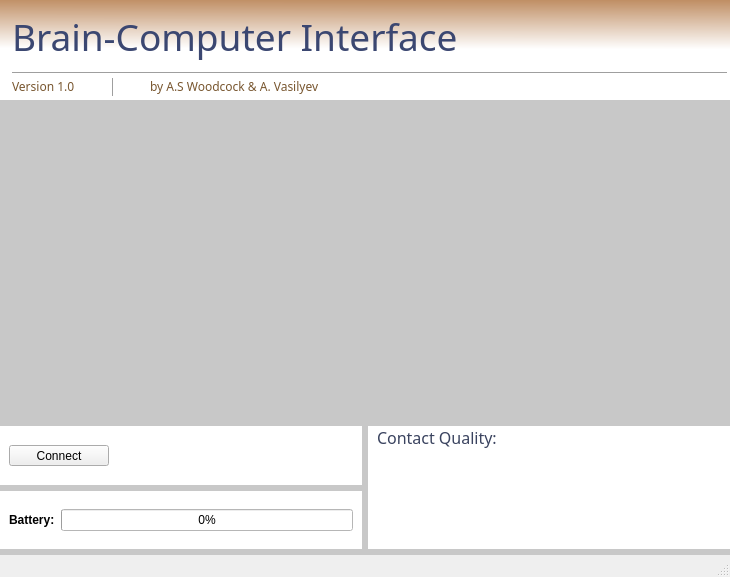
Above: mainwindow.ui from Alex0125698/BCI before the change. Below: the same form after it.
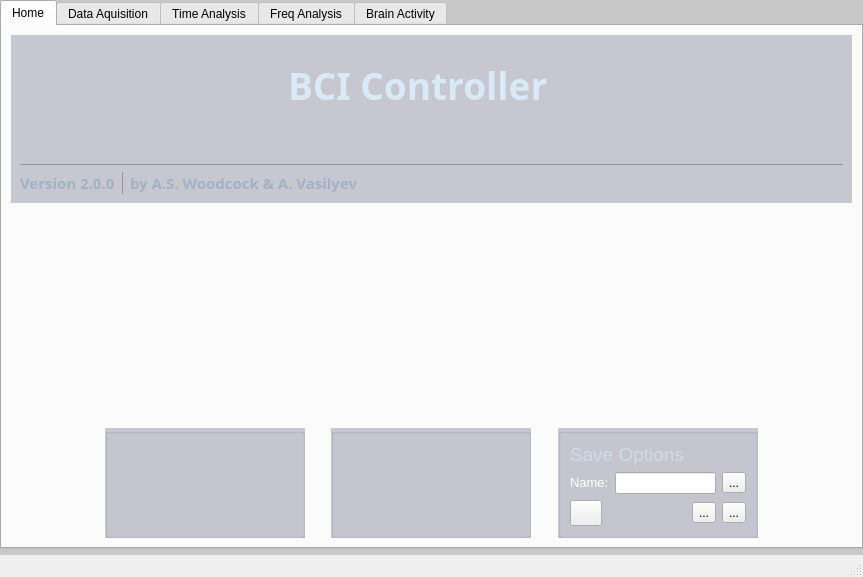
That is the form after the change. Icons and pictures are not drawn. Custom widgets are drawn as their Qt base class.

```diff
--- a/mainwindow.ui
+++ b/mainwindow.ui
@@ -6,10 +6,13 @@
    <rect>
     <x>0</x>
     <y>0</y>
-    <width>730</width>
+    <width>863</width>
     <height>577</height>
    </rect>
   </property>
+  <property name="contextMenuPolicy">
+   <enum>Qt::DefaultContextMenu</enum>
+  </property>
   <property name="windowTitle">
    <string>MainWindow</string>
   </property>
@@ -19,7 +22,7 @@
 background-color: rgb(200, 200, 200);
 }</string>
    </property>
-   <layout class="QVBoxLayout" name="verticalLayout_4" stretch="0,1,0">
+   <layout class="QVBoxLayout" name="verticalLayout_4" stretch="0">
     <property name="leftMargin">
      <number>0</number>
     </property>
@@ -33,134 +36,81 @@
      <number>6</number>
     </property>
     <item>
-     <widget class="QWidget" name="wtitle" native="true">
-      <property name="sizePolicy">
-       <sizepolicy hsizetype="Minimum" vsizetype="Minimum">
-        <horstretch>0</horstretch>
-        <verstretch>0</verstretch>
-       </sizepolicy>
+     <widget class="QTabWidget" name="tabWidget">
+      <property name="currentIndex">
+       <number>0</number>
       </property>
-      <property name="maximumSize">
-       <size>
-        <width>16777215</width>
-        <height>100</height>
-       </size>
-      </property>
+      <widget class="QWidget" name="tab_home">
+       <property name="styleSheet">
+        <string notr="true">QWidget#tab_home{
+background-image: url(:/images/images/background-dark.png);
+}</string>
+       </property>
+       <attribute name="title">
+        <string>Home</string>
+       </attribute>
+       <layout class="QVBoxLayout" name="verticalLayout_3" stretch="2,12,1,1">
+        <item>
+         <widget class="QWidget" name="widget_top" native="true">
       <property name="styleSheet">
-       <string notr="true">QWidget#wtitle {background-color: qlineargradient(spread:pad, x1:0.546, y1:0, x2:0.539909, y2:0.489, stop:0 rgba(192, 143, 101, 255), stop:1 rgba(255, 255, 255, 255));}
-
-
-</string>
-      </property>
-      <layout class="QHBoxLayout" name="horizontalLayout_7">
+           <string notr="true">QWidget#widget_top{
+background-color: rgba(150,150,170, 130);
+}</string>
+          </property>
+          <layout class="QVBoxLayout" name="verticalLayout_2">
+           <item>
+            <layout class="QHBoxLayout" name="horizontalLayout">
        <property name="spacing">
-        <number>2</number>
-       </property>
-       <property name="leftMargin">
-        <number>3</number>
-       </property>
-       <property name="topMargin">
-        <number>3</number>
-       </property>
-       <property name="rightMargin">
-        <number>3</number>
-       </property>
-       <property name="bottomMargin">
-        <number>3</number>
+              <number>30</number>
        </property>
        <item>
-        <widget class="QLabel" name="label">
-         <property name="maximumSize">
-          <size>
-           <width>100</width>
-           <height>100</height>
-          </size>
-         </property>
-         <property name="font">
-          <font>
-           <family>Tekton Pro Ext</family>
-          </font>
-         </property>
+              <widget class="QToolButton" name="btn_uoa">
          <property name="text">
           <string/>
          </property>
-         <property name="pixmap">
-          <pixmap resource="resources.qrc">:/images/images/tmp2.png</pixmap>
-         </property>
-         <property name="scaledContents">
-          <bool>false</bool>
-         </property>
-        </widget>
-       </item>
-       <item>
-        <layout class="QVBoxLayout" name="verticalLayout_3" stretch="0,0,0,0,0">
-         <item>
-          <spacer name="verticalSpacer_2">
-           <property name="orientation">
-            <enum>Qt::Vertical</enum>
-           </property>
-           <property name="sizeHint" stdset="0">
-            <size>
-             <width>20</width>
-             <height>40</height>
-            </size>
-           </property>
-          </spacer>
+               <property name="icon">
+                <iconset resource="resources.qrc">
+                 <normaloff>:/images/images/UoA_Logo.png</normaloff>:/images/images/UoA_Logo.png</iconset>
+               </property>
+               <property name="iconSize">
+                <size>
+                 <width>230</width>
+                 <height>106</height>
+                </size>
+               </property>
+               <property name="autoRaise">
+                <bool>true</bool>
+               </property>
+               <property name="arrowType">
+                <enum>Qt::NoArrow</enum>
+               </property>
+              </widget>
          </item>
          <item>
           <widget class="QLabel" name="label_2">
            <property name="maximumSize">
             <size>
              <width>16777215</width>
-             <height>100</height>
+                 <height>80</height>
             </size>
            </property>
            <property name="font">
             <font>
-             <family>Arial Rounded MT Bold</family>
+                 <family>Cooper Std Black</family>
+                 <weight>75</weight>
+                 <bold>true</bold>
             </font>
            </property>
            <property name="text">
-            <string>&lt;html&gt;&lt;head/&gt;&lt;body&gt;&lt;p&gt;&lt;span style=&quot; font-size:28pt; color:#3b4771;&quot;&gt;Brain-Computer Interface&lt;/span&gt;&lt;/p&gt;&lt;/body&gt;&lt;/html&gt;</string>
-           </property>
-          </widget>
-         </item>
-         <item>
-          <spacer name="verticalSpacer">
-           <property name="orientation">
-            <enum>Qt::Vertical</enum>
-           </property>
-           <property name="sizeHint" stdset="0">
-            <size>
-             <width>20</width>
-             <height>40</height>
-            </size>
-           </property>
-          </spacer>
-         </item>
-         <item>
-          <widget class="Line" name="line_2">
-           <property name="orientation">
-            <enum>Qt::Horizontal</enum>
-           </property>
+                <string>&lt;html&gt;&lt;head/&gt;&lt;body&gt;&lt;p&gt;&lt;span style=&quot; font-size:28pt; color:#d9e9f5;&quot;&gt;BCI Controller&lt;/span&gt;&lt;/p&gt;&lt;/body&gt;&lt;/html&gt;</string>
+               </property>
+               <property name="alignment">
+                <set>Qt::AlignLeading|Qt::AlignLeft|Qt::AlignTop</set>
+               </property>
           </widget>
          </item>
          <item>
-          <layout class="QHBoxLayout" name="horizontalLayout_4" stretch="0,1,0,1,0,12">
-           <item>
-            <widget class="QLabel" name="label_3">
-             <property name="font">
-              <font>
-               <family>Arial Rounded MT Bold</family>
-              </font>
-             </property>
-             <property name="text">
-              <string>&lt;html&gt;&lt;head/&gt;&lt;body&gt;&lt;p&gt;&lt;span style=&quot; color:#78562f;&quot;&gt;Version 1.0&lt;/span&gt;&lt;/p&gt;&lt;/body&gt;&lt;/html&gt;</string>
-             </property>
-            </widget>
-           </item>
-           <item>
-            <spacer name="horizontalSpacer_5">
+              <spacer name="horizontalSpacer">
              <property name="orientation">
               <enum>Qt::Horizontal</enum>
              </property>
@@ -171,17 +121,114 @@
               </size>
              </property>
             </spacer>
+             </item>
+            </layout>
            </item>
            <item>
             <widget class="Line" name="line">
+             <property name="styleSheet">
+              <string notr="true">QFrame#line
+{
+color: rgb(139, 149, 157)
+}</string>
+             </property>
              <property name="frameShadow">
-              <enum>QFrame::Raised</enum>
+              <enum>QFrame::Plain</enum>
              </property>
              <property name="orientation">
+              <enum>Qt::Horizontal</enum>
+             </property>
+            </widget>
+           </item>
+           <item>
+            <layout class="QHBoxLayout" name="horizontalLayout_2">
+             <item>
+              <widget class="QLabel" name="label_3">
+               <property name="font">
+                <font>
+                 <family>Segoe UI Black</family>
+                 <weight>75</weight>
+                 <bold>true</bold>
+                </font>
+               </property>
+               <property name="text">
+                <string>&lt;html&gt;&lt;head/&gt;&lt;body&gt;&lt;p&gt;&lt;span style=&quot; font-size:11pt; color:#a2b1c3;&quot;&gt;Version 2.0.0&lt;/span&gt;&lt;/p&gt;&lt;/body&gt;&lt;/html&gt;</string>
+               </property>
+              </widget>
+             </item>
+             <item>
+              <widget class="Line" name="line_2">
+               <property name="styleSheet">
+                <string notr="true">QFrame#line_2
+{
+color: rgb(139, 149, 157)
+}</string>
+               </property>
+               <property name="frameShadow">
+                <enum>QFrame::Plain</enum>
+               </property>
+               <property name="orientation">
               <enum>Qt::Vertical</enum>
              </property>
             </widget>
            </item>
+             <item>
+              <widget class="QLabel" name="label_4">
+               <property name="font">
+                <font>
+                 <family>Segoe UI Black</family>
+                 <weight>75</weight>
+                 <bold>true</bold>
+                </font>
+               </property>
+               <property name="text">
+                <string>&lt;html&gt;&lt;head/&gt;&lt;body&gt;&lt;p&gt;&lt;span style=&quot; font-size:11pt; color:#a2b1c3;&quot;&gt;by A.S. Woodcock &amp;amp; A. Vasilyev&lt;/span&gt;&lt;/p&gt;&lt;/body&gt;&lt;/html&gt;</string>
+               </property>
+              </widget>
+             </item>
+             <item>
+              <spacer name="horizontalSpacer_2">
+               <property name="orientation">
+                <enum>Qt::Horizontal</enum>
+               </property>
+               <property name="sizeHint" stdset="0">
+                <size>
+                 <width>40</width>
+                 <height>20</height>
+                </size>
+               </property>
+              </spacer>
+             </item>
+            </layout>
+           </item>
+          </layout>
+         </widget>
+        </item>
+        <item>
+         <widget class="QLabel" name="label_7">
+          <property name="styleSheet">
+           <string notr="true">image: url(:/images/images/Emotiv.png);</string>
+          </property>
+          <property name="text">
+           <string/>
+          </property>
+         </widget>
+        </item>
+        <item>
+         <spacer name="verticalSpacer">
+          <property name="orientation">
+           <enum>Qt::Vertical</enum>
+          </property>
+          <property name="sizeHint" stdset="0">
+           <size>
+            <width>20</width>
+            <height>19</height>
+           </size>
+          </property>
+         </spacer>
+        </item>
+        <item>
+         <layout class="QHBoxLayout" name="horizontalLayout_3" stretch="9,1,2,1,2,1,9">
            <item>
             <spacer name="horizontalSpacer_4">
              <property name="orientation">
@@ -196,14 +243,134 @@
             </spacer>
            </item>
            <item>
+           <widget class="QGroupBox" name="groupBox">
+            <property name="minimumSize">
+             <size>
+              <width>200</width>
+              <height>110</height>
+             </size>
+            </property>
+            <property name="styleSheet">
+             <string notr="true">QWidget#groupBox{
+background-color: rgba(150,150,170, 130);
+}</string>
+            </property>
+            <property name="title">
+             <string/>
+            </property>
+           </widget>
+          </item>
+          <item>
+           <spacer name="horizontalSpacer_5">
+            <property name="orientation">
+             <enum>Qt::Horizontal</enum>
+            </property>
+            <property name="sizeHint" stdset="0">
+             <size>
+              <width>40</width>
+              <height>20</height>
+             </size>
+            </property>
+           </spacer>
+          </item>
+          <item>
+           <widget class="QGroupBox" name="groupBox_2">
+            <property name="minimumSize">
+             <size>
+              <width>200</width>
+              <height>110</height>
+             </size>
+            </property>
+            <property name="styleSheet">
+             <string notr="true">QWidget#groupBox_2{
+background-color: rgba(150,150,170, 130);
+}</string>
+            </property>
+            <property name="title">
+             <string/>
+            </property>
+           </widget>
+          </item>
+          <item>
+           <spacer name="horizontalSpacer_6">
+            <property name="orientation">
+             <enum>Qt::Horizontal</enum>
+            </property>
+            <property name="sizeHint" stdset="0">
+             <size>
+              <width>40</width>
+              <height>20</height>
+             </size>
+            </property>
+           </spacer>
+          </item>
+          <item>
+           <widget class="QGroupBox" name="groupBox_3">
+            <property name="minimumSize">
+             <size>
+              <width>200</width>
+              <height>110</height>
+             </size>
+            </property>
+            <property name="styleSheet">
+             <string notr="true">QWidget#groupBox_3{
+background-color: rgba(150,150,170, 130);
+}</string>
+            </property>
+            <property name="title">
+             <string/>
+            </property>
+            <layout class="QVBoxLayout" name="verticalLayout">
+             <item>
+              <widget class="QLabel" name="label_5">
+               <property name="text">
+                <string>&lt;html&gt;&lt;head/&gt;&lt;body&gt;&lt;p&gt;&lt;span style=&quot; font-size:14pt; color:#ccdbe7;&quot;&gt;Save Options&lt;/span&gt;&lt;/p&gt;&lt;/body&gt;&lt;/html&gt;</string>
+               </property>
+              </widget>
+             </item>
+             <item>
+              <layout class="QHBoxLayout" name="horizontalLayout_5">
+               <item>
             <widget class="QLabel" name="label_6">
-             <property name="font">
-              <font>
-               <family>Arial Rounded MT Bold</family>
-              </font>
-             </property>
+                 <property name="text">
+                  <string>&lt;html&gt;&lt;head/&gt;&lt;body&gt;&lt;p&gt;&lt;span style=&quot; font-size:10pt; color:#ffffff;&quot;&gt;Name:&lt;/span&gt;&lt;/p&gt;&lt;/body&gt;&lt;/html&gt;</string>
+                 </property>
+                </widget>
+               </item>
+               <item>
+                <widget class="QLineEdit" name="line_out_file"/>
+               </item>
+               <item>
+                <widget class="QToolButton" name="btn_out_file">
              <property name="text">
-              <string>&lt;html&gt;&lt;head/&gt;&lt;body&gt;&lt;p&gt;&lt;span style=&quot; color:#78562f;&quot;&gt;by A.S Woodcock &amp;amp; A. Vasilyev&lt;/span&gt;&lt;/p&gt;&lt;/body&gt;&lt;/html&gt;</string>
+                  <string>...</string>
+                 </property>
+                </widget>
+               </item>
+              </layout>
+             </item>
+             <item>
+              <layout class="QHBoxLayout" name="horizontalLayout_4">
+               <item>
+                <widget class="QToolButton" name="btn_save_options">
+                 <property name="minimumSize">
+                  <size>
+                   <width>0</width>
+                   <height>0</height>
+                  </size>
+                 </property>
+                 <property name="text">
+                  <string/>
+                 </property>
+                 <property name="icon">
+                  <iconset resource="resources.qrc">
+                   <normaloff>:/icons/icons/Settings.png</normaloff>:/icons/icons/Settings.png</iconset>
+                 </property>
+                 <property name="iconSize">
+                  <size>
+                   <width>24</width>
+                   <height>24</height>
+                  </size>
              </property>
             </widget>
            </item>
@@ -220,55 +387,116 @@
              </property>
             </spacer>
            </item>
-          </layout>
-         </item>
-        </layout>
-       </item>
-      </layout>
+               <item>
+                <widget class="QToolButton" name="btn_save_start">
+                 <property name="minimumSize">
+                  <size>
+                   <width>0</width>
+                   <height>0</height>
+                  </size>
+                 </property>
+                 <property name="text">
+                  <string>...</string>
+                 </property>
+                 <property name="icon">
+                  <iconset resource="resources.qrc">
+                   <normaloff>:/icons/icons/Save.JPG</normaloff>:/icons/icons/Save.JPG</iconset>
+                 </property>
+                 <property name="iconSize">
+                  <size>
+                   <width>24</width>
+                   <height>24</height>
+                  </size>
+                 </property>
      </widget>
     </item>
     <item>
-     <layout class="QHBoxLayout" name="horizontalLayout_2">
-      <item>
-       <widget class="GraphWidgetWrapper" name="plot_time" native="true">
+                <widget class="QToolButton" name="btn_save_stop">
         <property name="minimumSize">
          <size>
-          <width>350</width>
-          <height>200</height>
-         </size>
-        </property>
-       </widget>
-      </item>
+                   <width>0</width>
+                   <height>0</height>
+                  </size>
+                 </property>
+                 <property name="text">
+                  <string>...</string>
+                 </property>
+                 <property name="icon">
+                  <iconset resource="resources.qrc">
+                   <normaloff>:/icons/icons/Stop_32.jpg</normaloff>:/icons/icons/Stop_32.jpg</iconset>
+                 </property>
+                 <property name="iconSize">
+                  <size>
+                   <width>24</width>
+                   <height>24</height>
+                  </size>
+                 </property>
+                </widget>
+               </item>
+              </layout>
+             </item>
       <item>
-       <widget class="GraphWidgetWrapper" name="plot_freq" native="true">
-        <property name="minimumSize">
+              <spacer name="verticalSpacer_2">
+               <property name="orientation">
+                <enum>Qt::Vertical</enum>
+               </property>
+               <property name="sizeHint" stdset="0">
          <size>
-          <width>350</width>
-          <height>200</height>
-         </size>
-        </property>
-       </widget>
-      </item>
-     </layout>
-    </item>
+                 <width>20</width>
+                 <height>2</height>
+                </size>
+               </property>
+              </spacer>
+             </item>
+            </layout>
+           </widget>
+          </item>
+          <item>
+           <spacer name="horizontalSpacer_7">
+            <property name="orientation">
+             <enum>Qt::Horizontal</enum>
+            </property>
+            <property name="sizeHint" stdset="0">
+             <size>
+              <width>40</width>
+              <height>20</height>
+             </size>
+            </property>
+           </spacer>
+          </item>
+         </layout>
+        </item>
+       </layout>
+      </widget>
+      <widget class="QWidget" name="tab_data">
+       <attribute name="title">
+        <string>Data Aquisition</string>
+       </attribute>
+       <layout class="QHBoxLayout" name="horizontalLayout_8" stretch="1,2">
     <item>
-     <layout class="QHBoxLayout" name="horizontalLayout">
+         <layout class="QVBoxLayout" name="verticalLayout_8">
       <item>
-       <layout class="QVBoxLayout" name="verticalLayout">
+           <widget class="QGroupBox" name="groupBox_4">
+            <property name="title">
+             <string/>
+            </property>
+            <layout class="QVBoxLayout" name="verticalLayout_5">
         <item>
-         <widget class="QWidget" name="widget_2" native="true">
-          <property name="styleSheet">
-           <string notr="true">QWidget#widget_2{background-color: rgb(255, 255, 255);}</string>
-          </property>
-          <layout class="QHBoxLayout" name="horizontalLayout_8">
+              <widget class="QComboBox" name="box_source">
+               <item>
+                <property name="text">
+                 <string>Emotiv</string>
+                </property>
+               </item>
+               <item>
+                <property name="text">
+                 <string>Offline</string>
+                </property>
+               </item>
+              </widget>
+             </item>
            <item>
             <widget class="QToolButton" name="btn_connect">
-             <property name="minimumSize">
-              <size>
-               <width>100</width>
-               <height>0</height>
-              </size>
-             </property>
              <property name="text">
               <string>Connect</string>
              </property>
@@ -285,16 +513,47 @@
              <property name="checkable">
               <bool>true</bool>
              </property>
+               <property name="checked">
+                <bool>false</bool>
+               </property>
              <property name="toolButtonStyle">
               <enum>Qt::ToolButtonTextBesideIcon</enum>
              </property>
-             <property name="autoRaise">
-              <bool>false</bool>
-             </property>
+              </widget>
+             </item>
+            </layout>
+           </widget>
+          </item>
+          <item>
+           <spacer name="verticalSpacer_5">
+            <property name="orientation">
+             <enum>Qt::Vertical</enum>
+            </property>
+            <property name="sizeHint" stdset="0">
+             <size>
+              <width>20</width>
+              <height>40</height>
+             </size>
+            </property>
+           </spacer>
+          </item>
+          <item>
+           <widget class="QGroupBox" name="groupBox_6">
+            <property name="title">
+             <string/>
+            </property>
+            <layout class="QVBoxLayout" name="verticalLayout_7">
+             <item>
+              <layout class="QHBoxLayout" name="horizontalLayout_7">
+               <item>
+                <widget class="QLabel" name="label_9">
+                 <property name="text">
+                  <string>Contact Quality:</string>
+                 </property>
             </widget>
            </item>
            <item>
-            <spacer name="horizontalSpacer">
+                <spacer name="horizontalSpacer_9">
              <property name="orientation">
               <enum>Qt::Horizontal</enum>
              </property>
@@ -307,85 +566,73 @@
             </spacer>
            </item>
           </layout>
-         </widget>
         </item>
         <item>
-         <widget class="QWidget" name="widget_3" native="true">
-          <property name="minimumSize">
-           <size>
-            <width>10</width>
-            <height>0</height>
-           </size>
-          </property>
-          <property name="styleSheet">
-           <string notr="true">background-color: rgb(255, 255, 255);</string>
-          </property>
-          <layout class="QHBoxLayout" name="horizontalLayout_9">
-           <item>
-            <widget class="QLabel" name="label_4">
-             <property name="text">
-              <string>&lt;html&gt;&lt;head/&gt;&lt;body&gt;&lt;p&gt;&lt;span style=&quot; font-weight:600;&quot;&gt;Battery:&lt;/span&gt;&lt;/p&gt;&lt;/body&gt;&lt;/html&gt;</string>
-             </property>
-            </widget>
-           </item>
-           <item>
-            <widget class="QProgressBar" name="progress_battery">
-             <property name="minimumSize">
+              <spacer name="verticalSpacer_4">
+               <property name="orientation">
+                <enum>Qt::Vertical</enum>
+               </property>
+               <property name="sizeHint" stdset="0">
               <size>
-               <width>280</width>
-               <height>0</height>
-              </size>
-             </property>
-             <property name="value">
-              <number>0</number>
-             </property>
-             <property name="textVisible">
-              <bool>true</bool>
-             </property>
-            </widget>
+                 <width>20</width>
+                 <height>77</height>
+                </size>
+               </property>
+              </spacer>
            </item>
           </layout>
          </widget>
         </item>
-       </layout>
-      </item>
       <item>
-       <layout class="QVBoxLayout" name="verticalLayout_2">
-        <property name="spacing">
-         <number>0</number>
-        </property>
+           <widget class="QGroupBox" name="groupBox_5">
+            <property name="title">
+             <string/>
+            </property>
+            <layout class="QVBoxLayout" name="verticalLayout_6">
         <item>
-         <widget class="QWidget" name="widget" native="true">
-          <property name="styleSheet">
-           <string notr="true">background-color: rgb(255, 255, 255);</string>
-          </property>
           <layout class="QHBoxLayout" name="horizontalLayout_6">
-           <property name="topMargin">
-            <number>0</number>
-           </property>
-           <property name="bottomMargin">
-            <number>0</number>
-           </property>
            <item>
-            <widget class="QLabel" name="label_5">
-             <property name="font">
-              <font>
-               <family>Cooper Black</family>
-              </font>
-             </property>
+                <widget class="QLabel" name="label_8">
              <property name="text">
-              <string>&lt;html&gt;&lt;head/&gt;&lt;body&gt;&lt;p&gt;&lt;span style=&quot; font-size:12pt; color:#3a435f;&quot;&gt;Contact Quality:&lt;/span&gt;&lt;/p&gt;&lt;/body&gt;&lt;/html&gt;</string>
+                  <string>Battery:</string>
              </property>
             </widget>
            </item>
            <item>
-            <spacer name="horizontalSpacer_2">
+                <widget class="QProgressBar" name="progressBar">
+                 <property name="value">
+                  <number>24</number>
+                 </property>
+                </widget>
+               </item>
+              </layout>
+             </item>
+             <item>
+              <spacer name="verticalSpacer_3">
+               <property name="orientation">
+                <enum>Qt::Vertical</enum>
+               </property>
+               <property name="sizeHint" stdset="0">
+                <size>
+                 <width>20</width>
+                 <height>75</height>
+                </size>
+               </property>
+              </spacer>
+             </item>
+            </layout>
+           </widget>
+          </item>
+         </layout>
+        </item>
+        <item>
+         <spacer name="horizontalSpacer_10">
              <property name="orientation">
               <enum>Qt::Horizontal</enum>
              </property>
              <property name="sizeHint" stdset="0">
               <size>
-               <width>40</width>
+            <width>552</width>
                <height>20</height>
               </size>
              </property>
@@ -393,43 +640,52 @@
            </item>
           </layout>
          </widget>
-        </item>
+      <widget class="QWidget" name="tab_time">
+       <attribute name="title">
+        <string>Time Analysis</string>
+       </attribute>
+       <layout class="QVBoxLayout" name="verticalLayout_9">
         <item>
-         <widget class="QWidget" name="plot_channels" native="true">
-          <property name="minimumSize">
-           <size>
-            <width>350</width>
-            <height>100</height>
-           </size>
-          </property>
-          <property name="styleSheet">
-           <string notr="true">background-color: rgb(255, 255, 255);</string>
-          </property>
-         </widget>
+         <widget class="GraphWidget" name="plot_time" native="true"/>
         </item>
        </layout>
-      </item>
+      </widget>
+      <widget class="QWidget" name="tab_freq">
+       <attribute name="title">
+        <string>Freq Analysis</string>
+       </attribute>
+       <layout class="QVBoxLayout" name="verticalLayout_10" stretch="3,1">
+        <item>
+         <widget class="GraphWidget" name="plot_freq" native="true"/>
+        </item>
+        <item>
+         <layout class="QHBoxLayout" name="horizontalLayout_9" stretch="1,1">
+          <item>
+           <widget class="QWidget" name="widget_3" native="true"/>
+          </item>
+          <item>
+           <widget class="QWidget" name="widget_4" native="true"/>
+          </item>
      </layout>
     </item>
    </layout>
   </widget>
-  <widget class="QMenuBar" name="menubar">
-   <property name="geometry">
-    <rect>
-     <x>0</x>
-     <y>0</y>
-     <width>730</width>
-     <height>21</height>
-    </rect>
-   </property>
+      <widget class="QWidget" name="tab_activity">
+       <attribute name="title">
+        <string>Brain Activity</string>
+       </attribute>
+      </widget>
+     </widget>
+    </item>
+   </layout>
   </widget>
   <widget class="QStatusBar" name="statusbar"/>
  </widget>
  <customwidgets>
   <customwidget>
-   <class>GraphWidgetWrapper</class>
+   <class>GraphWidget</class>
    <extends>QWidget</extends>
-   <header>GraphWidget.h</header>
+   <header>graphwidget.h</header>
    <container>1</container>
   </customwidget>
  </customwidgets>
```
Lines whose indentation alone changed are shown as unchanged.
